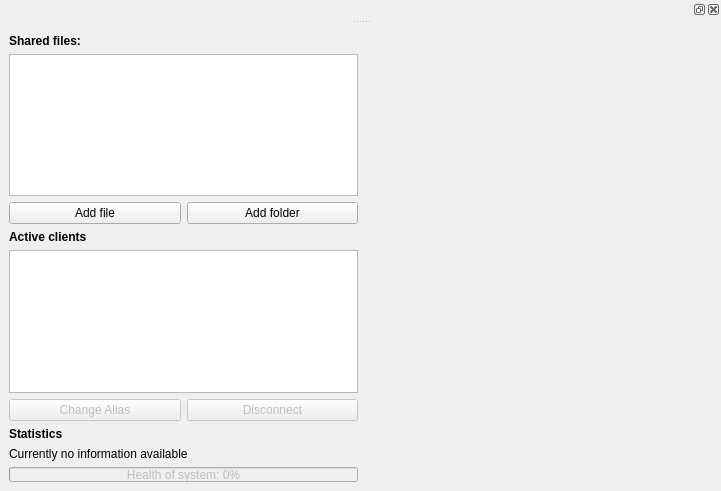
The window that textshredder_ui/editorview.ui (mitchelkuijpers/TextShredder) describes before a commit, drawn with Qt 5.
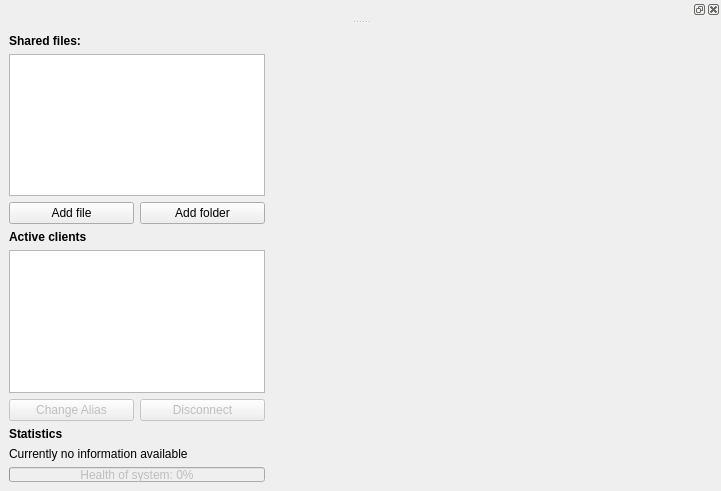
The same window after the commit. Custom widgets are drawn as their Qt base class.

Commit message: Removed button style and fixed UI left bar percentage

```diff
--- a/textshredder_ui/editorview.ui
+++ b/textshredder_ui/editorview.ui
@@ -19,7 +19,7 @@
   <widget class="QWidget" name="centralwidget">
    <layout class="QGridLayout" name="gridLayout_2">
     <item row="0" column="0">
-     <layout class="QGridLayout" name="gridLayout" rowstretch="0,0,0,0,0,0,0,0,0,0">
+     <layout class="QGridLayout" name="gridLayout" rowstretch="0,0,0,0,0,0,0,0,0,0,0,0">
       <property name="sizeConstraint">
        <enum>QLayout::SetDefaultConstraint</enum>
       </property>
@@ -130,6 +130,40 @@
         </property>
        </widget>
       </item>
+      <item row="10" column="0" colspan="2">
+       <widget class="QProgressBar" name="healthBar">
+        <property name="enabled">
+         <bool>false</bool>
+        </property>
+        <property name="sizePolicy">
+         <sizepolicy hsizetype="Expanding" vsizetype="Fixed">
+          <horstretch>0</horstretch>
+          <verstretch>0</verstretch>
+         </sizepolicy>
+        </property>
+        <property name="maximumSize">
+         <size>
+          <width>16777215</width>
+          <height>15</height>
+         </size>
+        </property>
+        <property name="value">
+         <number>0</number>
+        </property>
+        <property name="textVisible">
+         <bool>true</bool>
+        </property>
+        <property name="orientation">
+         <enum>Qt::Horizontal</enum>
+        </property>
+        <property name="invertedAppearance">
+         <bool>false</bool>
+        </property>
+        <property name="format">
+         <string>Health of system: %p%</string>
+        </property>
+       </widget>
+      </item>
       <item row="9" column="0" colspan="2">
        <widget class="QLabel" name="processingTimeLabel">
         <property name="text">
@@ -173,40 +207,6 @@
       </property>
      </widget>
     </item>
-    <item row="1" column="0">
-     <widget class="QProgressBar" name="healthBar">
-      <property name="enabled">
-       <bool>false</bool>
-      </property>
-      <property name="sizePolicy">
-       <sizepolicy hsizetype="Expanding" vsizetype="Fixed">
-        <horstretch>0</horstretch>
-        <verstretch>0</verstretch>
-       </sizepolicy>
-      </property>
-      <property name="maximumSize">
-       <size>
-        <width>16777215</width>
-        <height>15</height>
-       </size>
-      </property>
-      <property name="value">
-       <number>0</number>
-      </property>
-      <property name="textVisible">
-       <bool>true</bool>
-      </property>
-      <property name="orientation">
-       <enum>Qt::Horizontal</enum>
-      </property>
-      <property name="invertedAppearance">
-       <bool>false</bool>
-      </property>
-      <property name="format">
-       <string>Health of system: %p%</string>
-      </property>
-     </widget>
-    </item>
    </layout>
   </widget>
   <widget class="QDockWidget" name="ribbonDock">
```
The commit also changes 1 other file.
